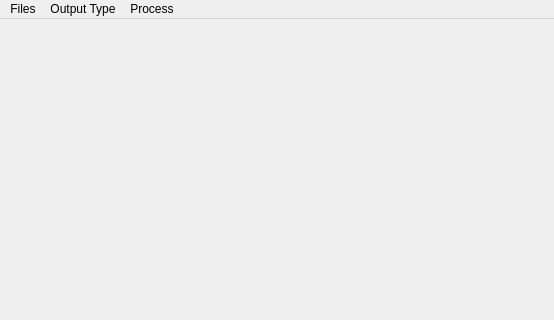
nci/drishti, file tools/import/drishtiimport.ui: the form before one commit; both pictures show x 0 to 554 and y 0 to 320 of the 554 by 550 pixel window.
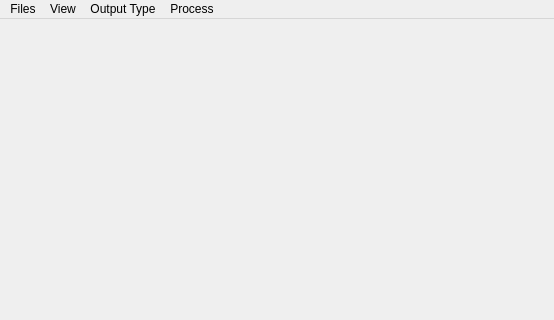
The form after the commit.

```diff
--- a/tools/import/drishtiimport.ui
+++ b/tools/import/drishtiimport.ui
@@ -22,7 +22,7 @@
      <x>0</x>
      <y>0</y>
      <width>554</width>
-     <height>22</height>
+     <height>33</height>
     </rect>
    </property>
    <widget class="QMenu" name="menuFiles">
@@ -63,7 +63,13 @@
     </property>
     <addaction name="actionMimics"/>
    </widget>
+   <widget class="QMenu" name="menuView">
+    <property name="title">
+     <string>View</string>
+    </property>
+   </widget>
    <addaction name="menuFiles"/>
+   <addaction name="menuView"/>
    <addaction name="menuOutput_Type"/>
    <addaction name="menuProcess"/>
   </widget>
```
